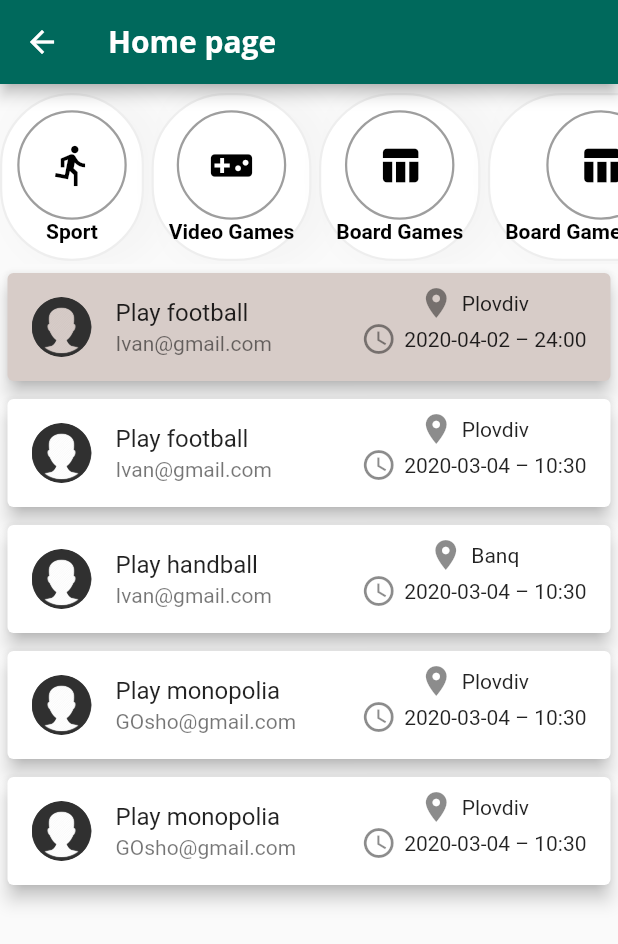
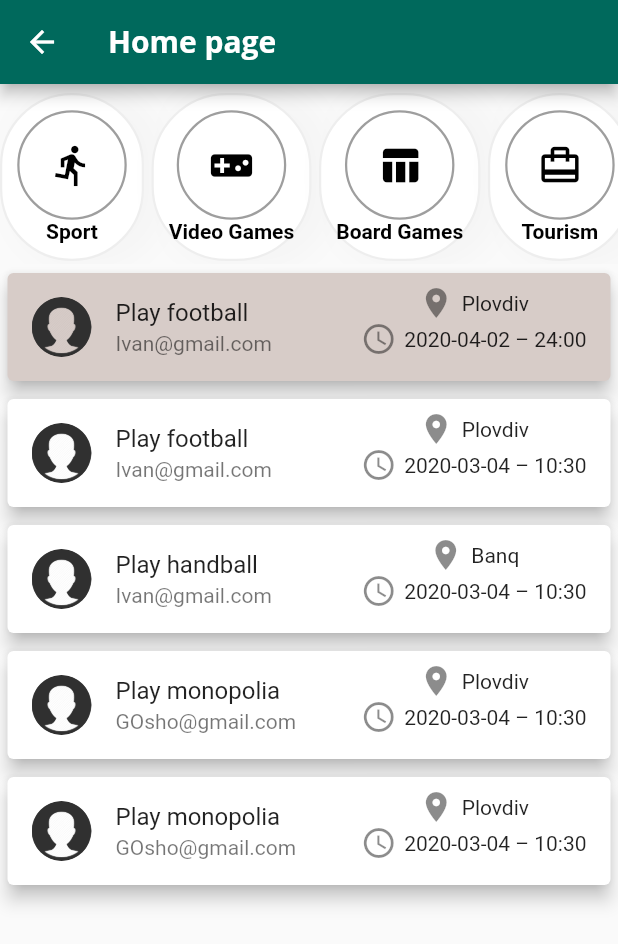
Before and after one commit to mor-ph/lavina, a Flutter app: the HomePageTab screen opened directly, on a phone screen of 412 x 824 dp. Shown: the top 944 px of the screen. Run offline on Flutter 3.47's test engine with Material 2 defaults, Android fonts, the phone set to English and light mode, and no system bars; our stand-ins replace bloc, cloud_firestore, firebase_storage, flutter_bloc, flutter_datetime_picker, font_awesome_flutter and 1 more; missing offline and left inert: dynamic_treeview, enum_to_string; accounts and stored records are empty; project files that could hold a hidden picture were left out.

Commit message:
Fixed subcategories in adding widget.

```diff
--- a/UiMobile/lets_play/lib/widgets/categories.dart
+++ b/UiMobile/lets_play/lib/widgets/categories.dart
@@ -17,20 +17,37 @@ class CategoryWidget extends StatefulWidget {
 class _CategoryWidgetState extends State<CategoryWidget> {
   Category category;
   List<Category> categories = [
-    Category(id: 1, name: 'Sport', categoryIcon: Icons.directions_run),
+    Category(id: 1, name: 'Root', parentId: -1, categoryIcon: Icons.settings),
     Category(
-        id: 5, name: 'Handball', categoryIcon: Icons.category, parentId: 1),
-    Category(id: 2, name: 'Video Games', categoryIcon: Icons.videogame_asset),
+        id: 2, name: 'Sport', categoryIcon: Icons.directions_run, parentId: 1),
     Category(
-        id: 5, name: 'Monopolia', categoryIcon: Icons.category, parentId: 3),
+        id: 6,
+        name: 'Handball',
+        categoryIcon: Icons.directions_run,
+        parentId: 2),
     Category(
-        id: 6, name: 'Football', categoryIcon: Icons.category, parentId: 1),
-    Category(id: 3, name: 'Board Games', categoryIcon: Icons.table_chart),
-    Category(id: 9, name: 'Board Gamesssssss', categoryIcon: Icons.table_chart),
-
-    Category(id: 4, name: 'Tourism', categoryIcon: Icons.card_travel),
+        id: 3,
+        name: 'Video Games',
+        categoryIcon: Icons.videogame_asset,
+        parentId: 1),
+    Category(
+        id: 7,
+        name: 'Monopolia',
+        categoryIcon: Icons.directions_run,
+        parentId: 4),
+    Category(
+        id: 8,
+        name: 'Football',
+        categoryIcon: Icons.directions_run,
+        parentId: 2),
+    Category(
+        id: 4,
+        name: 'Board Games',
+        categoryIcon: Icons.table_chart,
+        parentId: 1),
+    Category(
+        id: 5, name: 'Tourism', categoryIcon: Icons.card_travel, parentId: 1),
   ];
-
   @override
   void initState() {
     categories.forEach((category) => category.isSelected = false);
@@ -46,7 +63,7 @@ class _CategoryWidgetState extends State<CategoryWidget> {
           child: ListView(
             scrollDirection: Axis.horizontal,
             children: categories
-                .where((data) => data.parentId == null)
+                .where((data) => data.parentId == 1)
                 .map((data) => _buildCategoryItem(data, categories))
                 .toList(),
           ),
@@ -122,7 +139,7 @@ class _CategoryListItemState extends State<CategoryListItem> {
         margin: EdgeInsets.fromLTRB(0, 6, 5, 2),
         padding: EdgeInsets.fromLTRB(10, 10, 10, 10),
         decoration: BoxDecoration(
-            borderRadius: widget.category.parentId != null
+            borderRadius: widget.category.parentId != 1
                 ? BorderRadius.circular(20)
                 : BorderRadius.circular(50),
             color:
@@ -142,12 +159,12 @@ class _CategoryListItemState extends State<CategoryListItem> {
         child: Column(
           children: <Widget>[
             Container(
-              padding: widget.category.parentId != null
+              padding: widget.category.parentId != 1
                   ? EdgeInsets.all(5)
                   : EdgeInsets.all(20),
               decoration: BoxDecoration(
                   color: Colors.white,
-                  borderRadius: widget.category.parentId != null
+                  borderRadius: widget.category.parentId != 1
                       ? BorderRadius.circular(20)
                       : BorderRadius.circular(50),
                   border: Border.all(
@@ -158,14 +175,14 @@ class _CategoryListItemState extends State<CategoryListItem> {
               child: Icon(
                 widget.categoryIcon,
                 color: Colors.black,
-                size: widget.category.parentId != null ? 10 : 30,
+                size: widget.category.parentId != 1 ? 10 : 30,
               ),
             ),
             Text(
               widget.categoryName,
               style: TextStyle(
                 fontWeight: FontWeight.w700,
-                color: widget.category.isSelected != null
+                color: widget.category.isSelected != 1
                     ? Colors.black
                     : Colors.white,
               ),
--- a/UiMobile/lets_play/lib/widgets/new_category.dart
+++ b/UiMobile/lets_play/lib/widgets/new_category.dart
@@ -18,7 +18,7 @@ class _NewCategoryState extends State<NewCategory> {
 
   @override
   void initState() {
-    _parentCategories = this.widget.categories.where((category) => category.parentId == null).toList();
+    _parentCategories = this.widget.categories.where((category) => category.parentId == 1).toList();
     super.initState();
   }
   void _submitData() async {
```
